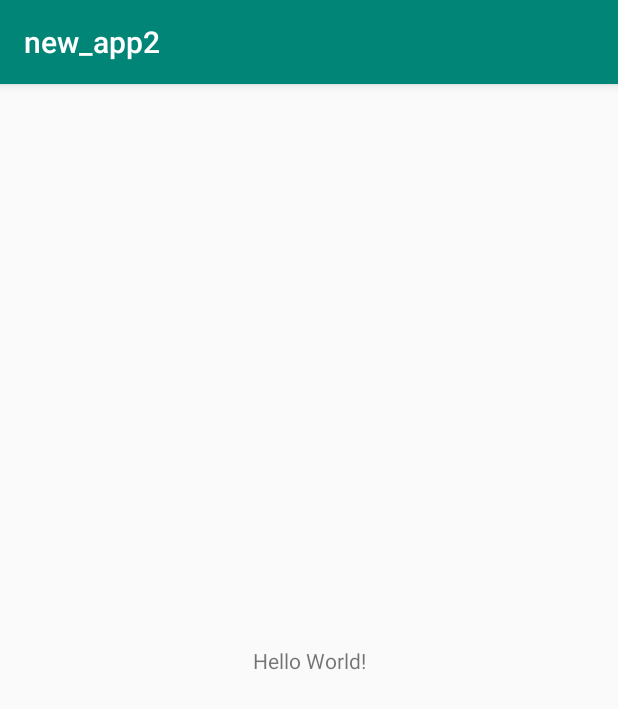
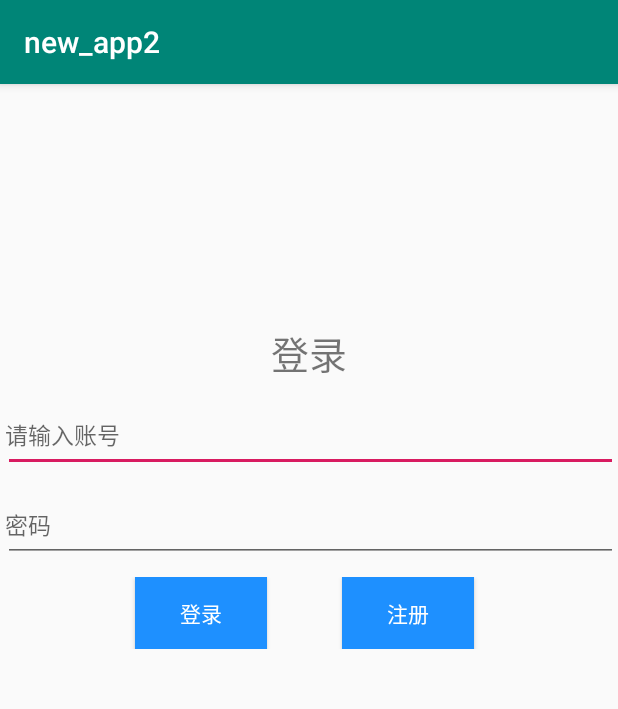
Before and after one commit to xiaotk/secondProject, an Android app: the screen it shows after launch (MainActivity), on a phone screen of 412 x 824 dp. Shown: the top 709 px of the screen. Run offline under Robolectric (Android 15) with nearby library versions, the phone set to English and light mode, and no system bars.

Commit message:
项目第二次修改

```diff
--- a/app/src/main/java/com/example/new_app2/MainActivity.java
+++ b/app/src/main/java/com/example/new_app2/MainActivity.java
@@ -2,13 +2,28 @@ package com.example.new_app2;
 
 import androidx.appcompat.app.AppCompatActivity;
 
+import android.content.Intent;
 import android.os.Bundle;
+import android.view.View;
+import android.widget.Button;
 
 public class MainActivity extends AppCompatActivity {
-
+//   按钮命名
+    private Button btn_register;
+    private Button btn_sign;
     @Override
     protected void onCreate(Bundle savedInstanceState) {
         super.onCreate(savedInstanceState);
-        setContentView(R.layout.activity_main);
+        setContentView(R.layout.register);
+//  寻找按钮
+        btn_register = (Button)findViewById(R.id.register);
+        btn_sign = (Button) findViewById(R.id.sign_up);
+//  对注册按钮触发点击事件实现activity跳转
+        btn_sign.setOnClickListener(new View.OnClickListener() {
+            @Override
+            public void onClick(View v) {
+                Intent intent = new Intent();
+            }
+        });
     }
 }
--- /dev/null
+++ b/app/src/main/res/layout/register.xml
@@ -0,0 +1,68 @@
+<?xml version="1.0" encoding="utf-8"?>
+<LinearLayout xmlns:android="http://schemas.android.com/apk/res/android"
+    android:layout_width="match_parent"
+    android:layout_height="match_parent"
+    android:orientation="vertical"
+    >
+
+    <TextView
+        android:layout_marginTop="160dp"
+        android:layout_width="match_parent"
+        android:layout_height="wrap_content"
+        android:text="登录"
+        android:textSize="25dp"
+        android:textAlignment="center"
+        >
+    </TextView>
+
+    <EditText
+        android:layout_marginTop="10dp"
+        android:layout_width="match_parent"
+        android:layout_height="50dp"
+        android:layout_marginLeft="2dp"
+        android:hint="请输入账号"
+        android:padding="1dp"
+        android:textSize="15sp" >
+    </EditText>
+
+
+    <EditText
+        android:layout_width="match_parent"
+        android:layout_height="50dp"
+        android:layout_marginLeft="2dp"
+        android:hint="密码"
+        android:padding="1dp"
+        android:layout_marginTop="10dp"
+        android:inputType="textPassword"
+        android:textSize="15sp" >
+    </EditText>
+
+        <LinearLayout
+            android:layout_marginTop="10dp"
+            android:layout_width="match_parent"
+            android:layout_height="wrap_content"
+            android:orientation="horizontal"
+            >
+        <Button
+            android:id="@+id/register"
+            android:layout_marginLeft="90dp"
+            android:layout_width="wrap_content"
+            android:layout_height="wrap_content"
+            android:text="登录"
+            android:textColor="#ffffff"
+            android:background="#1E90FF"
+            >
+            </Button>
+        <Button
+            android:id="@+id/sign_up"
+            android:layout_marginLeft="50dp"
+            android:layout_width="wrap_content"
+            android:layout_height="wrap_content"
+            android:text="注册"
+            android:textColor="#ffffff"
+            android:background="#1E90FF"
+                >
+            </Button>
+        </LinearLayout>
+
+</LinearLayout>
```
